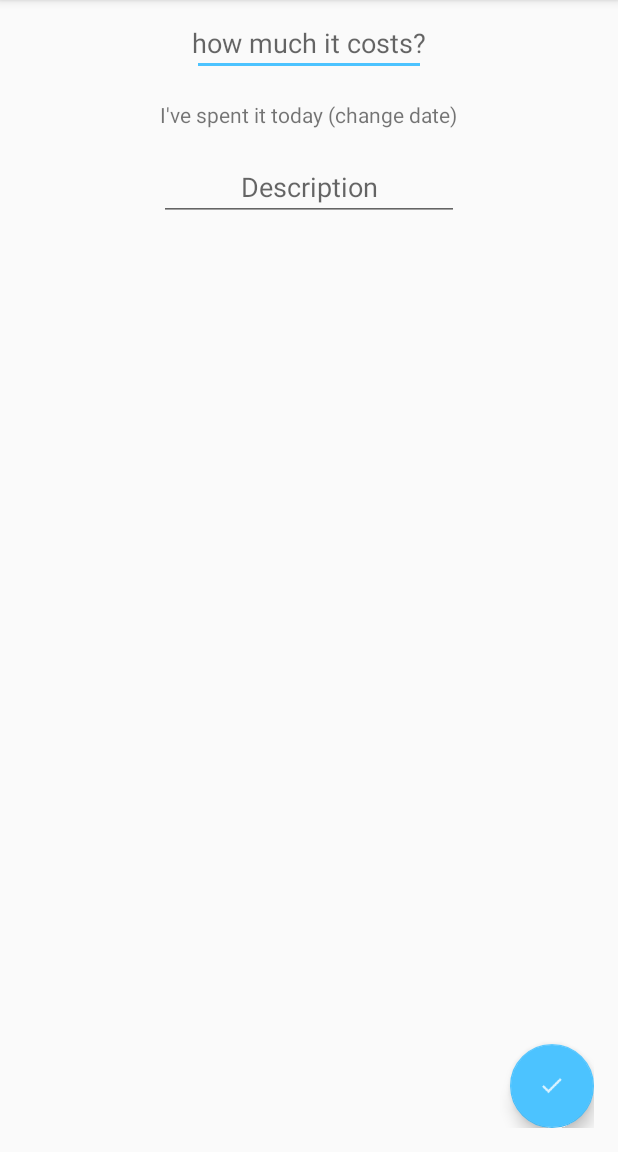
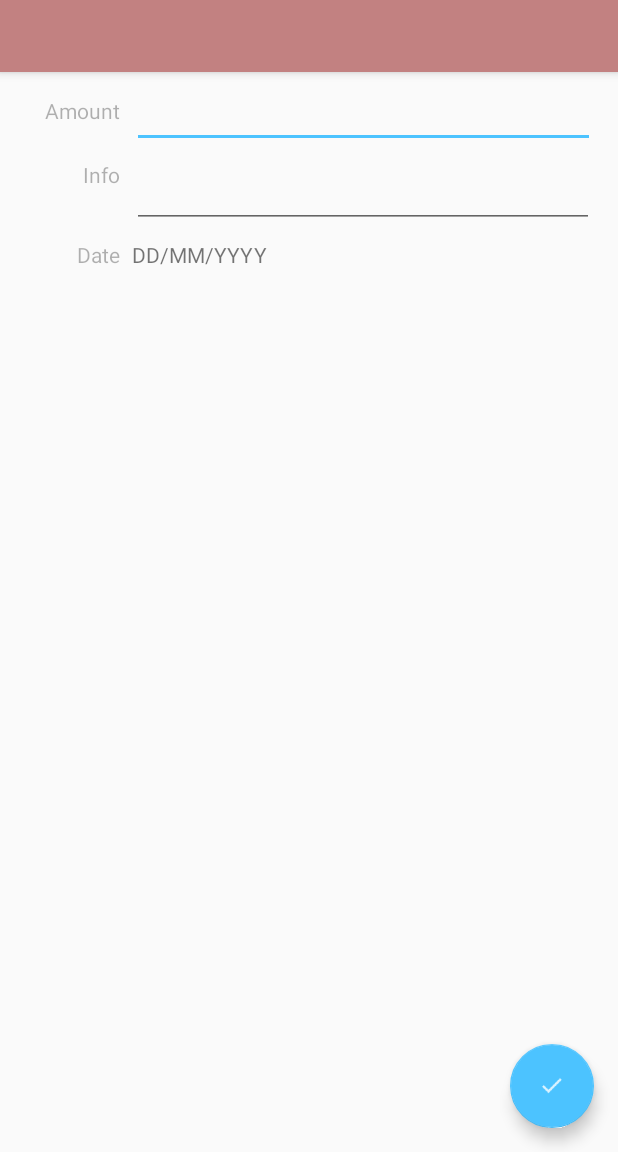
Before and after one commit to Geronimo-GG/FineFinRepo-master, an Android app: the AddNoteActivity screen opened directly, with no data from a screen before it, on a phone screen of 412 x 824 dp, the part 84-1236 px from its top. Run offline under Robolectric (Android 15) with nearby library versions, the phone set to English and light mode, and no system bars; libraries missing offline, so code that uses them is left out: io.realm, io.realm.internal; 4 statements that could not run were skipped.

Commit message:
Add activity structure updated

```diff
--- a/app/src/main/AndroidManifest.xml
+++ b/app/src/main/AndroidManifest.xml
@@ -23,10 +23,8 @@
         </activity>
         <activity
             android:name=".AddNoteActivity"
-            android:parentActivityName=".MainActivity">
-            <meta-data
-                android:name="android.support.PARENT_ACTIVITY"
-                android:value=".MainActivity" />
+            android:parentActivityName=".MainActivity"
+            android:theme="@style/AppTheme.NoActionBar">
         </activity>
         <activity
             android:name=".LoginActivity"
--- a/app/src/main/java/dariabeliaeva/diploma/com/finefin/AddNoteActivity.java
+++ b/app/src/main/java/dariabeliaeva/diploma/com/finefin/AddNoteActivity.java
@@ -7,9 +7,11 @@ import android.support.design.widget.TabLayout;
 import android.support.v4.view.ViewPager;
 import android.support.v7.app.AppCompatActivity;
 import android.os.Bundle;
+import android.support.v7.widget.Toolbar;
 import android.view.Menu;
 import android.view.MenuItem;
 import android.view.View;
+import android.view.Window;
 import android.widget.DatePicker;
 import android.widget.EditText;
 import android.widget.TabHost;
@@ -33,6 +35,7 @@ public class AddNoteActivity extends AppCompatActivity {
     TabLayout tab;
     SpendingsDAO spenDAO = new SpendingsDAO();
     Date date = new Date();
+    Toolbar toolbar;
 
 
 
@@ -41,6 +44,8 @@ public class AddNoteActivity extends AppCompatActivity {
         super.onCreate(savedInstanceState);
         setContentView(R.layout.activity_add);
         tab = (TabLayout) findViewById(R.id.tabHost);
+        toolbar = (Toolbar) findViewById(R.id.toolbar);
+        setSupportActionBar(toolbar);
         final ViewPager viewPager = (ViewPager) findViewById(R.id.viewPager);
 
         getSupportActionBar().setDisplayHomeAsUpEnabled(true);
--- a/app/src/main/res/layout/activity_add.xml
+++ b/app/src/main/res/layout/activity_add.xml
@@ -1,21 +1,48 @@
 <?xml version="1.0" encoding="utf-8"?>
-<RelativeLayout xmlns:android="http://schemas.android.com/apk/res/android"
+<android.support.design.widget.CoordinatorLayout xmlns:android="http://schemas.android.com/apk/res/android"
     xmlns:tools="http://schemas.android.com/tools"
     android:layout_width="match_parent"
     android:layout_height="match_parent"
-    android:paddingBottom="@dimen/activity_vertical_margin"
-    android:paddingLeft="@dimen/activity_horizontal_margin"
-    android:paddingRight="@dimen/activity_horizontal_margin"
-    android:paddingTop="@dimen/activity_vertical_margin">
+    xmlns:app="http://schemas.android.com/apk/res-auto"
+    android:fitsSystemWindows="true"
+    >
+    <RelativeLayout
+        android:layout_width="match_parent"
+        android:layout_height="match_parent">
 
+        <android.support.design.widget.AppBarLayout
+            android:layout_width="match_parent"
+            android:layout_height="wrap_content"
+            android:id="@+id/app_bar_layout"
+            android:theme="@style/AppTheme.AppBarOverlay"
+            android:fitsSystemWindows="true"
+            >
+        <android.support.v7.widget.Toolbar
+            android:id="@+id/toolbar"
+            android:layout_width="match_parent"
+            android:layout_height="?attr/actionBarSize"
+            android:background="?attr/colorPrimary"
+            app:navigationIcon="?homeAsUpIndicator"
+            app:popupTheme="@style/AppTheme.PopupOverlay"
+            android:layout_alignParentTop="true">
+        </android.support.v7.widget.Toolbar>
+                <android.support.design.widget.TabLayout
+                    android:layout_width="match_parent"
+                    android:layout_height="wrap_content"
+                    android:id="@+id/tabHost"
+
+                    >
+
+                </android.support.design.widget.TabLayout>
+
+        </android.support.design.widget.AppBarLayout>
 
         <EditText
             android:id="@+id/tvExp"
-            android:layout_width="wrap_content"
+            android:layout_width="match_parent"
             android:layout_height="wrap_content"
             android:fontFamily="Arial"
             android:gravity="center"
-            android:hint="how much it costs?"
             android:inputType="numberDecimal"
             android:textAllCaps="true"
             android:paddingBottom="10dp"
@@ -23,8 +50,9 @@
             android:paddingTop="0dp"
             android:paddingRight="0dp"
             android:layout_marginRight="15dp"
-            android:layout_alignParentTop="true"
-            android:layout_centerHorizontal="true" />
+            android:layout_below="@+id/app_bar_layout"
+            android:layout_toEndOf="@+id/textView9"
+            android:layout_marginTop="16dp" />
 
         <View
             android:layout_width="0dp"
@@ -39,32 +67,24 @@
             android:layout_height="wrap_content"
             android:fontFamily="Arial"
             android:gravity="center"
-            android:text="I&apos;ve spent it today (change date)"
-            android:layout_below="@+id/tvExp"
+            android:text="DD/MM/YYYY"
+            android:layout_below="@+id/description"
             android:layout_centerHorizontal="true"
-            android:layout_marginTop="16dp" />
+            android:layout_alignLeft="@+id/description"
+            android:layout_marginTop="8dp" />
 
         <EditText
-            android:layout_width="200dp"
+            android:layout_width="match_parent"
             android:layout_height="wrap_content"
             android:id="@+id/description"
             android:fontFamily="Arial"
-            android:hint="Description"
-            android:layout_below="@+id/tvData"
             android:layout_centerHorizontal="true"
             android:gravity="center_horizontal"
-            android:layout_marginTop="16dp" />
+            android:layout_alignTop="@+id/textView10"
+            android:layout_alignLeft="@+id/tvExp"
+            android:layout_marginRight="16dp" />
 
-        <android.support.design.widget.TabLayout
-            android:layout_width="match_parent"
-            android:layout_height="wrap_content"
-            android:id="@+id/tabHost"
 
-            android:paddingTop="20dp"
-            android:layout_gravity="right"
-            android:layout_below="@+id/description">
-
-        </android.support.design.widget.TabLayout>
 
         <android.support.v4.view.ViewPager
             android:layout_width="match_parent"
@@ -72,7 +92,8 @@
             android:id="@+id/viewPager"
             android:layout_alignParentBottom="true"
             android:layout_alignParentEnd="true"
-            android:layout_below="@+id/tabHost">
+            android:layout_below="@+id/textView11"
+            android:layout_marginTop="16dp">
 
         </android.support.v4.view.ViewPager>
 
@@ -82,6 +103,47 @@
         android:layout_alignParentBottom="true"
         android:layout_alignParentEnd="true"
         android:src="@drawable/ic_checkmark_white"
-        android:id="@+id/fab"/>
+        android:id="@+id/fab"
+        android:layout_marginBottom="16dp"
+        android:layout_marginRight="16dp" />
 
-</RelativeLayout>
+        <TextView
+            android:layout_width="80dp"
+            android:layout_height="wrap_content"
+            android:textAppearance="?android:attr/textAppearanceSmall"
+            android:text="Amount"
+            android:id="@+id/textView9"
+            android:layout_alignTop="@+id/tvExp"
+            android:layout_alignParentStart="true"
+            android:gravity="right"
+            android:textColor="#4d000000"
+            android:layout_marginRight="8dp" />
+
+        <TextView
+            android:layout_width="80dp"
+            android:layout_height="wrap_content"
+            android:textAppearance="?android:attr/textAppearanceSmall"
+            android:text="Info"
+            android:id="@+id/textView10"
+            android:layout_below="@+id/tvExp"
+            android:layout_alignParentStart="true"
+            android:gravity="right"
+            android:textColor="#4d000000"
+            android:layout_marginRight="8dp"
+            android:layout_marginTop="8dp" />
+
+        <TextView
+            android:layout_width="80dp"
+            android:layout_height="wrap_content"
+            android:textAppearance="?android:attr/textAppearanceSmall"
+            android:text="Date"
+            android:id="@+id/textView11"
+            android:layout_below="@+id/description"
+            android:layout_alignParentStart="true"
+            android:gravity="right"
+            android:textColor="#4d000000"
+            android:layout_marginRight="8dp"
+            android:layout_marginTop="8dp" />
+
+    </RelativeLayout>
+</android.support.design.widget.CoordinatorLayout>
```
